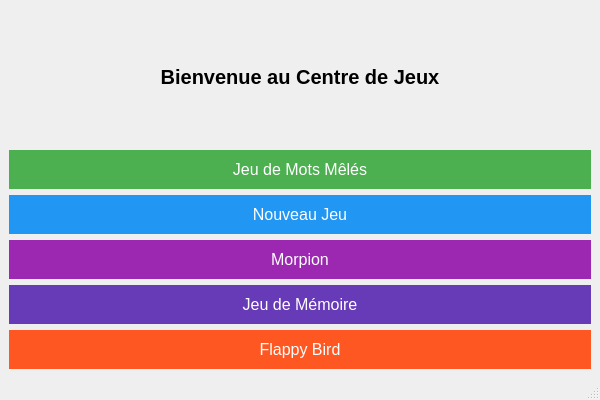
The window that menuwindow.ui (nathanmarechal/Qapp) describes before a commit, drawn with Qt 5.
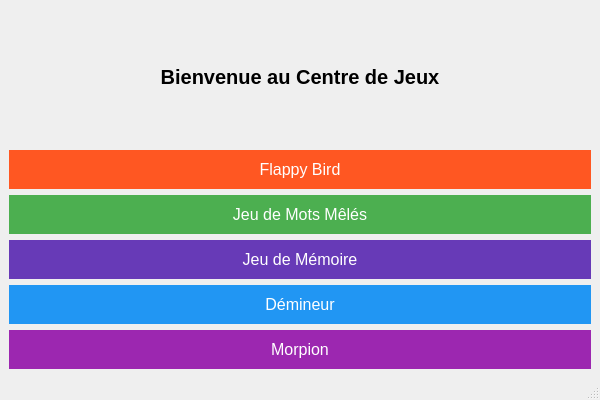
The same window after the commit.

Commit message: ajout démineur + bugfix des images

Patch:
```diff
--- a/menuwindow.ui
+++ b/menuwindow.ui
@@ -28,6 +28,19 @@
       </property>
      </widget>
     </item>
+    <item>
+     <widget class="QPushButton" name="flappyGameButton">
+      <property name="styleSheet">
+       <string notr="true">
+        QPushButton { background-color: #ff5722; color: white; border-radius: 20px; padding: 10px; font-size: 16px; }
+        QPushButton:hover { background-color: #e64a19; }
+       </string>
+      </property>
+      <property name="text">
+       <string>Flappy Bird</string>
+      </property>
+     </widget>
+    </item>
     <item>
      <widget class="QPushButton" name="unscrambleGameButton">
       <property name="styleSheet">
@@ -42,7 +55,20 @@
      </widget>
     </item>
     <item>
-     <widget class="QPushButton" name="newGameButton">
+ <widget class="QPushButton" name="memoryGameButton">
+  <property name="styleSheet">
+   <string notr="true">
+    QPushButton { background-color: #673AB7; color: white; border-radius: 20px; padding: 10px; font-size: 16px; }
+    QPushButton:hover { background-color: #5E35B1; }
+   </string>
+  </property>
+  <property name="text">
+   <string>Jeu de Mémoire</string>
+  </property>
+ </widget>
+</item>
+    <item>
+     <widget class="QPushButton" name="minesweeperGameButton">
       <property name="styleSheet">
        <string notr="true">
         QPushButton { background-color: #2196F3; color: white; border-radius: 20px; padding: 10px; font-size: 16px; }
@@ -50,7 +76,7 @@
        </string>
       </property>
       <property name="text">
-       <string>Nouveau Jeu</string>
+       <string>Démineur</string>
       </property>
      </widget>
     </item>
@@ -67,32 +93,6 @@
   </property>
  </widget>
 </item>
-<item>
- <widget class="QPushButton" name="memoryGameButton">
-  <property name="styleSheet">
-   <string notr="true">
-    QPushButton { background-color: #673AB7; color: white; border-radius: 20px; padding: 10px; font-size: 16px; }
-    QPushButton:hover { background-color: #5E35B1; }
-   </string>
-  </property>
-  <property name="text">
-   <string>Jeu de Mémoire</string>
-  </property>
- </widget>
-</item>
-    <item>
-     <widget class="QPushButton" name="flappyGameButton">
-      <property name="styleSheet">
-       <string notr="true">
-        QPushButton { background-color: #ff5722; color: white; border-radius: 20px; padding: 10px; font-size: 16px; }
-        QPushButton:hover { background-color: #e64a19; }
-       </string>
-      </property>
-      <property name="text">
-       <string>Flappy Bird</string>
-      </property>
-     </widget>
-    </item>
    </layout>
   </widget>
   <widget class="QMenuBar" name="menubar"/>
```
Left out of the diff: 32 changed lines with no effect on the pictures. Lines whose indentation alone changed are shown as unchanged. The commit also changes 22 other files.
